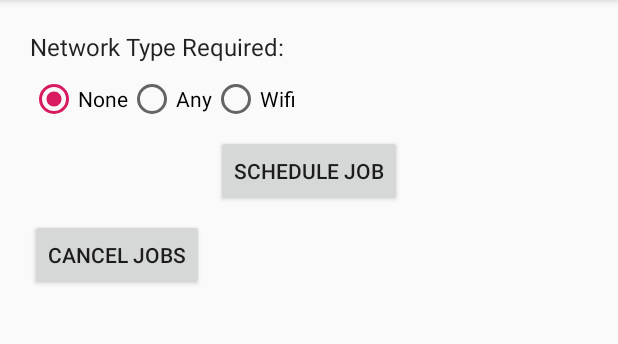
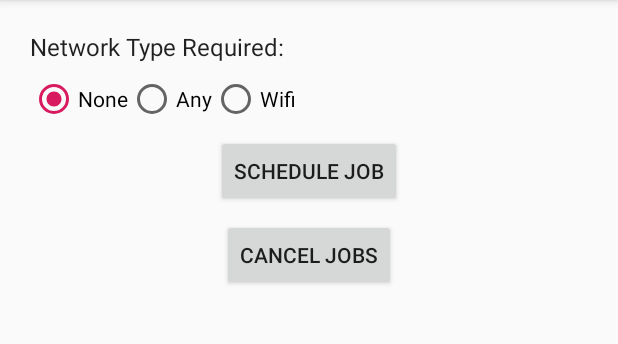
Before and after one commit to TerrenceBeckham/Notification-Scheduler, an Android app: the screen it shows after launch (MainActivity), after a tap on "SCHEDULE JOB", on a phone screen of 412 x 824 dp, the part 84-428 px from its top. Run offline under Robolectric (Android 15) with nearby library versions, the phone set to English and light mode, and no system bars.

```diff
--- a/app/src/main/java/com/afrodroid/notificationscheduler/MainActivity.java
+++ b/app/src/main/java/com/afrodroid/notificationscheduler/MainActivity.java
@@ -1,10 +1,17 @@
 package com.afrodroid.notificationscheduler;
 
+import android.app.job.JobInfo;
+import android.app.job.JobScheduler;
+import android.content.ComponentName;
 import android.support.v7.app.AppCompatActivity;
 import android.os.Bundle;
 import android.view.View;
+import android.widget.RadioGroup;
+import android.widget.Toast;
 
 public class MainActivity extends AppCompatActivity {
+    private JobScheduler mScheduler;
+    public static final int JOB_ID = 0;
 
     @Override
     protected void onCreate(Bundle savedInstanceState) {
@@ -13,8 +20,51 @@ public class MainActivity extends AppCompatActivity {
     }
 
     public void scheduleJob(View view) {
+        RadioGroup networkOptions = findViewById(R.id.networkOptions);
+        int selectedNetworkID = networkOptions.getCheckedRadioButtonId();
+        int selectedNetworkOption = JobInfo.NETWORK_TYPE_NONE;
+
+        switch (selectedNetworkID) {
+            case R.id.noNetwork:
+                selectedNetworkOption = JobInfo.NETWORK_TYPE_NONE;
+                break;
+            case R.id.anyNetwork:
+                selectedNetworkOption = JobInfo.NETWORK_TYPE_ANY;
+                break;
+            case R.id.wifiNetwork:
+                selectedNetworkOption = JobInfo.NETWORK_TYPE_UNMETERED;
+                break;
+        }
+
+        //Make JobInfo.Builder object used to associate the
+        ComponentName serviceName = new ComponentName(getPackageName(),
+                NotificationJobService.class.getName());
+        JobInfo.Builder builder = new JobInfo.Builder(JOB_ID, serviceName);
+        builder.setRequiredNetworkType(selectedNetworkOption);
+        mScheduler = (JobScheduler) getSystemService(JOB_SCHEDULER_SERVICE);
+
+        //Set constraint(required)
+        boolean constraintSet = selectedNetworkOption != JobInfo.NETWORK_TYPE_NONE;
+        if (constraintSet) {
+            JobInfo myJobInfo = builder.build();
+            mScheduler.schedule(myJobInfo);
+            Toast.makeText(this, getString(R.string.job_has_been_scheduled) + getString(R.string.when_the_contraints_are_met), Toast.LENGTH_SHORT).show();
+
+        } else {
+            Toast.makeText(this, "Please set at least one constraint", Toast.LENGTH_SHORT).show();
+        }
+
+
     }
 
     public void cancelJobs(View view) {
+        //Check to see if the JobScheduler object is null
+        if (mScheduler != null) {
+            mScheduler.cancelAll();
+            mScheduler = null;
+            Toast.makeText(this, getString(R.string.all_jobs_cancelled), Toast.LENGTH_SHORT).show();
+
+        }
+
     }
 }
--- a/app/src/main/res/layout/activity_main.xml
+++ b/app/src/main/res/layout/activity_main.xml
@@ -51,6 +51,7 @@
         android:text="@string/cancel_jobs"
         android:onClick="cancelJobs"
         android:layout_margin="@dimen/view_margin"
+        android:layout_gravity="center_horizontal"
         android:layout_width="wrap_content"
         android:layout_height="wrap_content" />
 
--- a/app/src/main/res/values/strings.xml
+++ b/app/src/main/res/values/strings.xml
@@ -8,4 +8,7 @@
     <string name="wifi">Wifi</string>
     <string name="schedule_job">Schedule Job</string>
     <string name="cancel_jobs">Cancel Jobs</string>
+    <string name="job_has_been_scheduled">Job Scheduled, job will run when</string>
+    <string name="when_the_contraints_are_met">The constraints are met.</string>
+    <string name="all_jobs_cancelled">Jobs cancelled</string>
 </resources>
```
